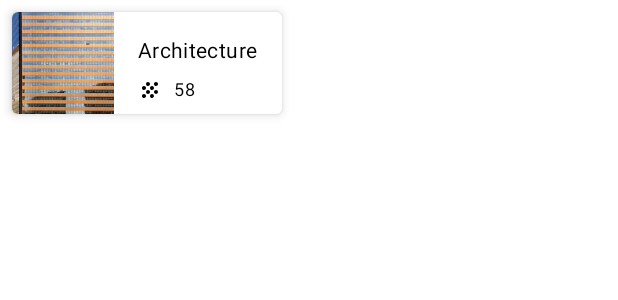
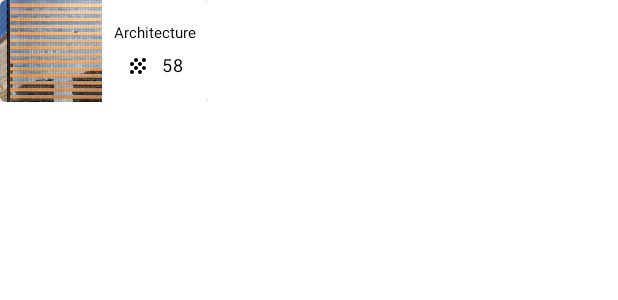
Before and after one commit to annedawson/Courses, an Android app built with Jetpack Compose: the @Preview function CourseCardPreview, on a phone screen of 412 x 824 dp. Shown: the top 300 px of the screen. Run offline under Robolectric (Android 15) with nearby library versions, the phone set to English and light mode, and no system bars.

Commit message:
Completed project Friday 7th April 2023

```diff
--- a/app/src/main/java/net/annedawson/courses/MainActivity.kt
+++ b/app/src/main/java/net/annedawson/courses/MainActivity.kt
@@ -7,7 +7,6 @@ import androidx.compose.foundation.ExperimentalFoundationApi
 import androidx.compose.foundation.Image
 import androidx.compose.foundation.layout.*
 import androidx.compose.foundation.lazy.GridCells
-import androidx.compose.foundation.lazy.LazyColumn
 import androidx.compose.foundation.lazy.LazyVerticalGrid
 import androidx.compose.foundation.lazy.items
 import androidx.compose.material.*
@@ -18,7 +17,7 @@ import androidx.compose.ui.res.painterResource
 import androidx.compose.ui.res.stringResource
 import androidx.compose.ui.tooling.preview.Preview
 import androidx.compose.ui.unit.dp
-import net.annedawson.courses.data.DataSource
+import androidx.compose.ui.unit.sp
 import net.annedawson.courses.data.DataSource.courses
 import net.annedawson.courses.model.Course
 import net.annedawson.courses.ui.theme.CoursesTheme
@@ -44,7 +43,12 @@ fun CoursesApp() {
 @Composable
 fun CourseList(courseList: List<Course>, modifier: Modifier = Modifier) {
     LazyVerticalGrid(  // to date, LazyVerticalGrid is an experimental API you must opt into - and may be removed in the future
-        cells = GridCells.Fixed(2)
+        cells = GridCells.Fixed(2),
+        // modifier = Modifier.fillMaxSize(),
+        contentPadding = PaddingValues(horizontal = 8.dp, vertical = 8.dp),
+        verticalArrangement = Arrangement.spacedBy(8.dp), // the vertical space between grid items
+        horizontalArrangement = Arrangement.spacedBy(8.dp)                                                 // see what happens to the UI if you comment out the line above
+
     ){
         items(courseList) { course ->
             CourseCard(course)
@@ -56,25 +60,34 @@ fun CourseList(courseList: List<Course>, modifier: Modifier = Modifier) {
 
 @Composable
 fun CourseCard(course: Course, modifier: Modifier = Modifier) {
-    Card(modifier = Modifier.padding(8.dp), elevation = 4.dp) {
+    Card(modifier = Modifier.padding(0.dp), elevation = 4.dp) {
         Row() {
-            Image(
-                painter = painterResource(course.imageResourceId),
-                contentDescription = stringResource(course.stringResourceId),
-                modifier = Modifier
+
+            Box {
+                Image(
+                    painter = painterResource(course.imageResourceId),
+                    contentDescription = stringResource(course.stringResourceId),
+                    /*modifier = Modifier
                     .width(68.dp)
-                    .height(68.dp),
-                contentScale = ContentScale.Crop  // maintains aspect ratio
-            )
+                    .height(68.dp),*/
+                    // The following from the solution
+                    modifier = modifier
+                        .size(width = 68.dp, height = 68.dp)
+                        .aspectRatio(1f),
+                    contentScale = ContentScale.Crop  // maintains aspect ratio
+                )
+            }
+
             Column {
                 Text(
                     text = stringResource(id = course.stringResourceId),
                     //text = LocalContext.current.getString(affirmation.stringResourceId),
                     modifier = Modifier
                         .padding(top = 16.dp)
-                        .padding(horizontal = 16.dp)
+                        .padding(horizontal = 8.dp)
                         .padding(bottom = 8.dp),
-                    style = MaterialTheme.typography.body2
+                    //style = MaterialTheme.typography.body2
+                    fontSize = 10.sp  // to get the text on one line
                 )
                 Row() {
 
@@ -95,8 +108,6 @@ fun CourseCard(course: Course, modifier: Modifier = Modifier) {
                         style = MaterialTheme.typography.caption
                     )
                 }
-
-
             }
         }
     }
```
